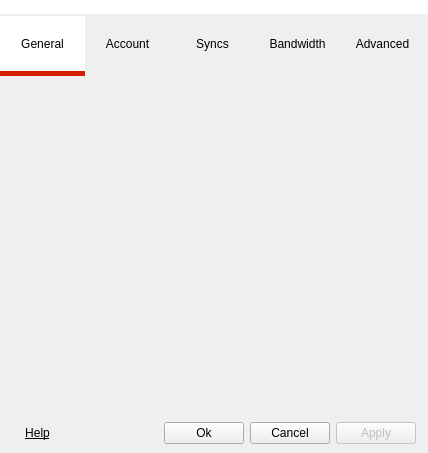
Above: Source/MEGASync/gui/SettingsDialog.ui from meganz/MEGAsync before the change. Below: the same form after it.
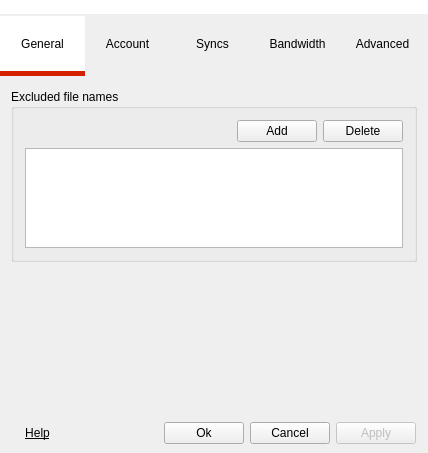
That is the form after the change. The open tabs and pages were chosen to show the change. Icons and pictures are not drawn.

Commit message: Sync exclusion list GUI and persistent storage

Patch:
```diff
--- a/Source/MEGASync/gui/SettingsDialog.ui
+++ b/Source/MEGASync/gui/SettingsDialog.ui
@@ -970,7 +970,84 @@
        </item>
       </layout>
      </widget>
-     <widget class="QWidget" name="pAdvanced"/>
+     <widget class="QWidget" name="pAdvanced">
+      <layout class="QVBoxLayout" name="verticalLayout_13">
+       <item>
+        <widget class="QGroupBox" name="groupBox_5">
+         <property name="title">
+          <string>Excluded file names</string>
+         </property>
+         <layout class="QVBoxLayout" name="verticalLayout_14">
+          <item>
+           <widget class="QWidget" name="widget_2" native="true">
+            <layout class="QHBoxLayout" name="horizontalLayout_10">
+             <property name="margin">
+              <number>0</number>
+             </property>
+             <item>
+              <spacer name="horizontalSpacer_3">
+               <property name="orientation">
+                <enum>Qt::Horizontal</enum>
+               </property>
+               <property name="sizeHint" stdset="0">
+                <size>
+                 <width>40</width>
+                 <height>20</height>
+                </size>
+               </property>
+              </spacer>
+             </item>
+             <item>
+              <widget class="QPushButton" name="bAddName">
+               <property name="text">
+                <string>Add</string>
+               </property>
+              </widget>
+             </item>
+             <item>
+              <widget class="QPushButton" name="bDeleteName">
+               <property name="text">
+                <string>Delete</string>
+               </property>
+              </widget>
+             </item>
+            </layout>
+           </widget>
+          </item>
+          <item>
+           <widget class="QListWidget" name="lExcludedNames">
+            <property name="maximumSize">
+             <size>
+              <width>16777215</width>
+              <height>100</height>
+             </size>
+            </property>
+            <property name="selectionMode">
+             <enum>QAbstractItemView::ExtendedSelection</enum>
+            </property>
+            <property name="selectionRectVisible">
+             <bool>false</bool>
+            </property>
+           </widget>
+          </item>
+         </layout>
+        </widget>
+       </item>
+       <item>
+        <spacer name="verticalSpacer_4">
+         <property name="orientation">
+          <enum>Qt::Vertical</enum>
+         </property>
+         <property name="sizeHint" stdset="0">
+          <size>
+           <width>20</width>
+           <height>40</height>
+          </size>
+         </property>
+        </spacer>
+       </item>
+      </layout>
+     </widget>
      <widget class="QWidget" name="pProxies">
       <layout class="QVBoxLayout" name="verticalLayout_11">
        <property name="topMargin">
```
The commit also changes 4 other files.
